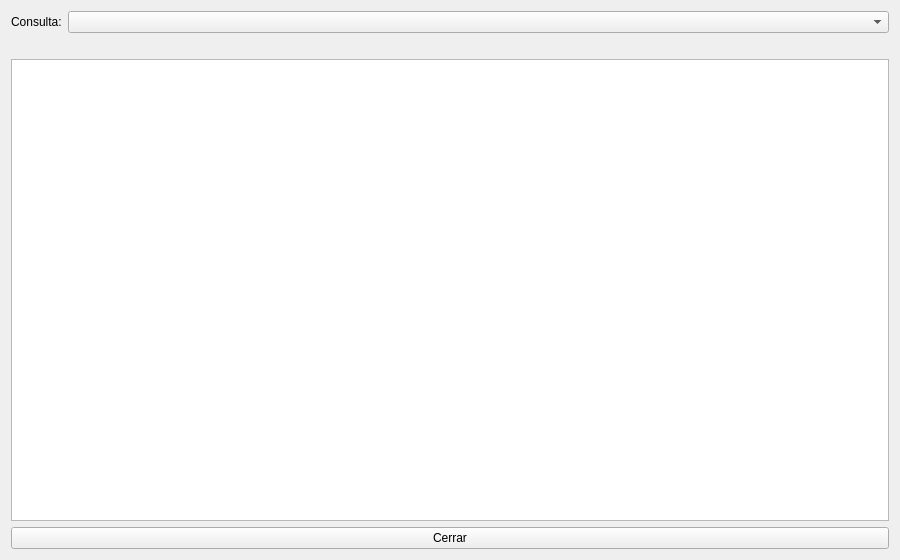
First picture: the form in view/consultas_reportes/ventana_consultas.ui, repository SantiagoRB17/Proyecto-Final-Bases-de-Datos-I, before the edit.
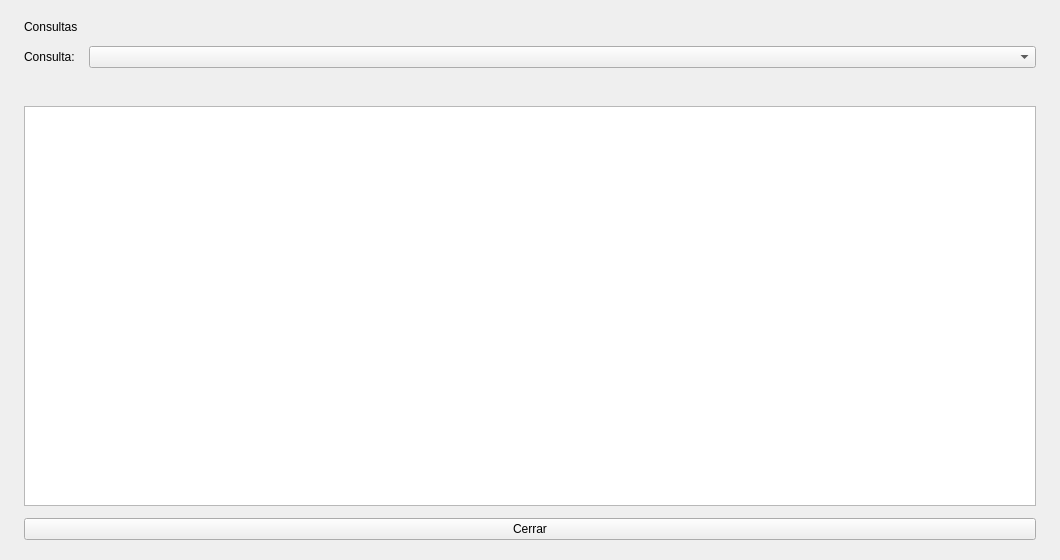
Second picture: the form after the edit.

Commit message: feat: renovar la interfaz con tema propio y menú principal por tarjetas

```diff
--- a/view/consultas_reportes/ventana_consultas.ui
+++ b/view/consultas_reportes/ventana_consultas.ui
@@ -6,16 +6,16 @@
    <rect>
     <x>0</x>
     <y>0</y>
-    <width>900</width>
+    <width>1060</width>
     <height>560</height>
    </rect>
   </property>
   <property name="windowTitle">
    <string>Consultas</string>
   </property>
-  <layout class="QVBoxLayout" name="layoutPrincipal">
+  <layout class="QVBoxLayout" name="layoutPrincipal"><property name="spacing"><number>12</number></property><property name="leftMargin"><number>24</number></property><property name="topMargin"><number>20</number></property><property name="rightMargin"><number>24</number></property><property name="bottomMargin"><number>20</number></property><item><widget class="QLabel" name="lblEncabezado"><property name="text"><string>Consultas</string></property></widget></item>
    <item>
-    <layout class="QFormLayout" name="layoutFormulario">
+    <layout class="QFormLayout" name="layoutFormulario"><property name="horizontalSpacing"><number>14</number></property><property name="verticalSpacing"><number>10</number></property>
      <item row="0" column="0">
       <widget class="QLabel" name="lblConsulta">
        <property name="text">
@@ -41,10 +41,10 @@
      </property>
      <property name="selectionBehavior">
       <enum>QAbstractItemView::SelectionBehavior::SelectRows</enum>
-     </property>
+     </property><property name="alternatingRowColors"><bool>true</bool></property><property name="showGrid"><bool>false</bool></property>
      <attribute name="horizontalHeaderStretchLastSection">
       <bool>true</bool>
-     </attribute>
+     </attribute><attribute name="verticalHeaderVisible"><bool>false</bool></attribute><attribute name="horizontalHeaderDefaultSectionSize"><number>150</number></attribute>
     </widget>
    </item>
    <item>
```
The commit also changes 36 other files.
